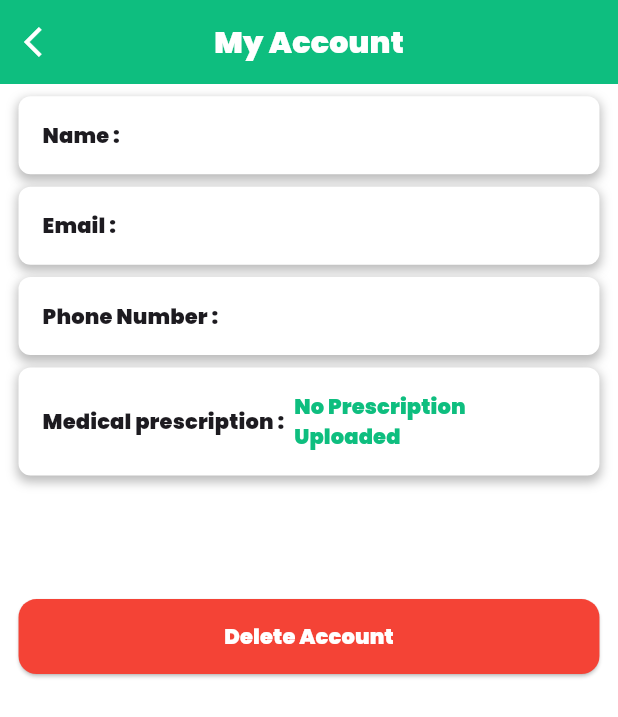
After one commit to hesham81/Salamtk, a Flutter app: the MyAccount screen opened directly, on a phone screen of 412 x 824 dp. The commit adds this screen. Shown: the top 717 px of the screen. Run offline on Flutter 3.47's test engine with Material 3 defaults, Android fonts, the phone set to English and light mode, and no system bars; our stand-ins replace animate_do, animated_custom_dropdown, cached_network_image, cloud_firestore, firebase_auth, firebase_core and 8 more; missing offline and left inert: route_transitions; accounts and stored records are empty; generated files the repository leaves out were written again.

Commit message:
ending of my account

```diff
--- /dev/null
+++ b/lib/modules/layout/patient/pages/patient_home/pages/profile_tab/pages/my_account/pages/my_account.dart
@@ -0,0 +1,72 @@
+import 'package:firebase_auth/firebase_auth.dart';
+import 'package:flutter/material.dart';
+import 'package:twseef/core/widget/custom_elevated_button.dart';
+import '/core/extensions/extensions.dart';
+import '/core/theme/app_colors.dart';
+import '/modules/layout/patient/pages/patient_home/widget/mixed_text_colors.dart';
+
+class MyAccount extends StatelessWidget {
+  const MyAccount({super.key});
+
+  @override
+  Widget build(BuildContext context) {
+    var user = FirebaseAuth.instance.currentUser;
+    return Scaffold(
+      appBar: AppBar(
+        title: Text(
+          "My Account",
+          style: Theme.of(context).textTheme.titleMedium!.copyWith(
+                color: AppColors.primaryColor,
+              ),
+        ),
+        leading: IconButton(
+          onPressed: () {
+            Navigator.pop(context);
+          },
+          icon: Icon(
+            Icons.arrow_back_ios,
+            color: AppColors.primaryColor,
+          ),
+        ),
+      ),
+      body: SingleChildScrollView(
+        child: Column(
+          crossAxisAlignment: CrossAxisAlignment.stretch,
+          children: [
+            0.01.height.hSpace,
+            MixedTextColors(
+              title: "Name",
+              value: user!.displayName.toString(),
+            ),
+            0.01.height.hSpace,
+            MixedTextColors(
+              title: "Email",
+              value: user.email!,
+            ),
+            0.01.height.hSpace,
+            MixedTextColors(
+              title: "Phone Number",
+              value: user.phoneNumber ?? "No Number Set",
+            ),
+            0.01.height.hSpace,
+            MixedTextColors(
+              title: "Medical prescription",
+              value: "No Prescription Uploaded",
+            ),
+            0.1.height.hSpace,
+            CustomElevatedButton(
+              child: Text(
+                "Delete Account",
+                style: Theme.of(context).textTheme.titleSmall!.copyWith(
+                      color: AppColors.primaryColor,
+                    ),
+              ),
+              onPressed: () {},
+              btnColor: Colors.red,
+            )
+          ],
+        ).hPadding(0.03.width),
+      ),
+    );
+  }
+}
--- a/lib/modules/layout/patient/pages/patient_home/pages/profile_tab/pages/patient_profile_tab.dart
+++ b/lib/modules/layout/patient/pages/patient_home/pages/profile_tab/pages/patient_profile_tab.dart
@@ -3,6 +3,8 @@ import 'package:firebase_auth/firebase_auth.dart';
 import 'package:flutter/material.dart';
 import 'package:flutter_easyloading/flutter_easyloading.dart';
 import 'package:provider/provider.dart';
+import 'package:route_transitions/route_transitions.dart';
+import 'package:twseef/modules/layout/patient/pages/patient_home/pages/profile_tab/pages/my_account/pages/my_account.dart';
 import '/modules/layout/patient/pages/patient_home/pages/profile_tab/pages/un_login_profile/pages/un_login_patient_profile.dart';
 import '/core/utils/auth/login_auth.dart';
 import '/modules/sign_in/pages/sign_in.dart';
@@ -76,9 +78,15 @@ class _PatientProfileTabState extends State<PatientProfileTab> {
               ),
               0.03.height.hSpace,
               Divider(),
-              Container(
-                padding: EdgeInsets.symmetric(vertical: 0.013.height),
-                child: Text(local!.myAccount),
+              GestureDetector(
+                onTap: () => slideLeftWidget(
+                  newPage: MyAccount(),
+                  context: context,
+                ),
+                child: Container(
+                  padding: EdgeInsets.symmetric(vertical: 0.013.height),
+                  child: Text(local!.myAccount),
+                ),
               ),
               Divider(),
               Container(
--- /dev/null
+++ b/lib/modules/layout/patient/pages/patient_home/widget/mixed_text_colors.dart
@@ -0,0 +1,39 @@
+import 'package:flutter/material.dart';
+import '/core/extensions/extensions.dart';
+import '/core/theme/app_colors.dart';
+import '/core/widget/custom_container.dart';
+
+class MixedTextColors extends StatelessWidget {
+  final String title;
+
+  final String value;
+
+  const MixedTextColors({
+    super.key,
+    required this.title,
+    required this.value,
+  });
+
+  @override
+  Widget build(BuildContext context) {
+    var theme = Theme.of(context);
+    return CustomContainer(
+      child: Row(
+        children: [
+          Text(
+            "$title : ",
+            style: theme.textTheme.titleSmall,
+          ),
+          0.01.width.vSpace,
+          Expanded(
+            child: Text(
+              value,
+              style: theme.textTheme.titleSmall!
+                  .copyWith(color: AppColors.secondaryColor),
+            ),
+          ),
+        ],
+      ),
+    );
+  }
+}
```
